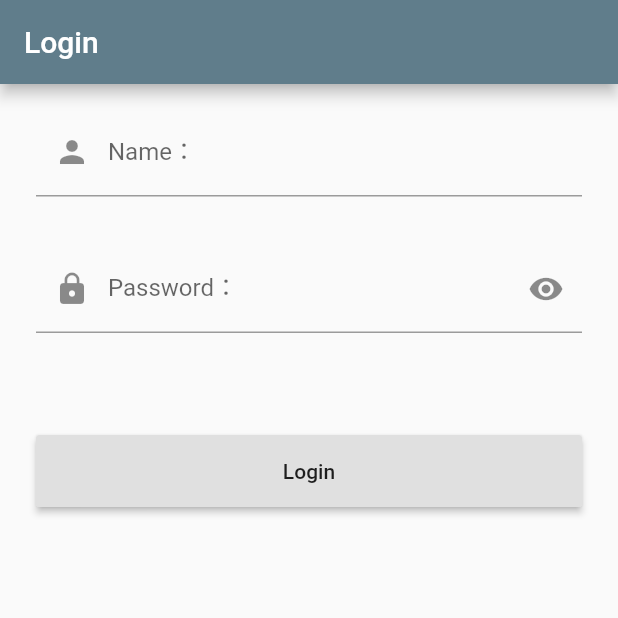
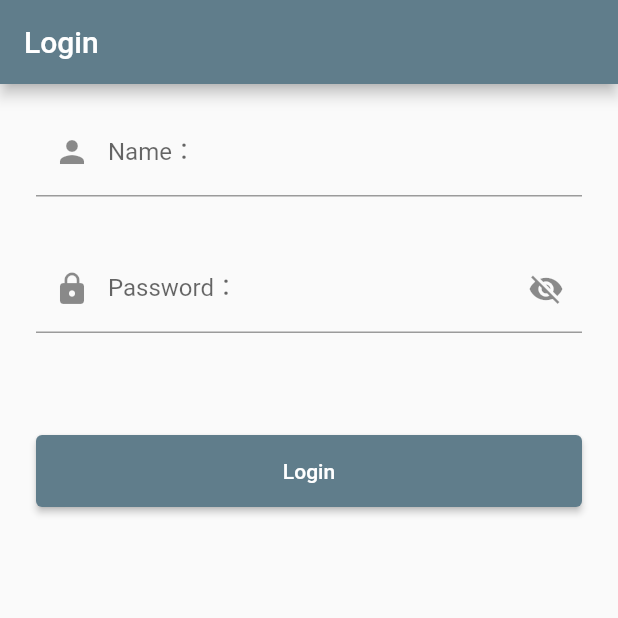
Before and after one commit to explooosion/gitme-learn, a Flutter app: the screen it shows after launch, after a tap on "Login", on a phone screen of 412 x 824 dp, the top half of it. Run offline on Flutter 3.47's test engine with Material 2 defaults, Android fonts, the light colour scheme and no system bars; drawn by our look-alikes of flutter_progress_hud; network calls fail.

Commit message:
Update login page

```diff
--- a/lib/main.dart
+++ b/lib/main.dart
@@ -11,8 +11,10 @@ class MyApp extends StatelessWidget {
   Widget build(BuildContext context) {
     return MaterialApp(
       theme: ThemeData(
-        primarySwatch: Colors.blueGrey,
-      ),
+          primarySwatch: Colors.blueGrey,
+          buttonTheme: ButtonThemeData(
+            textTheme: ButtonTextTheme.primary,
+          )),
       routes: {
         MyAppRoutes.login: (context) => LoginPage(),
         MyAppRoutes.home: (context) => MainPage(),
--- a/lib/pages/login.dart
+++ b/lib/pages/login.dart
@@ -1,11 +1,29 @@
 import 'package:flutter/material.dart';
 import 'package:flutter_progress_hud/flutter_progress_hud.dart';
 
-class LoginPage extends StatelessWidget {
+class LoginPage extends StatefulWidget {
+  @override
+  _LoginPageState createState() => _LoginPageState();
+}
+
+class _LoginPageState extends State<StatefulWidget> {
+  bool isHidden = true;
+
+  void _toggleVisibility() {
+    setState(() {
+      isHidden = !isHidden;
+    });
+  }
+
   @override
   Widget build(BuildContext context) {
     return ProgressHUD(
       backgroundColor: Colors.black87,
+      textStyle: TextStyle(
+        fontSize: 14,
+        color: Colors.white70,
+        decoration: TextDecoration.none,
+      ),
       child: Builder(
         builder: (context) => Scaffold(
           appBar: AppBar(
@@ -27,12 +45,17 @@ class LoginPage extends StatelessWidget {
               Container(
                 padding: EdgeInsets.symmetric(horizontal: 24, vertical: 16),
                 child: TextField(
-                  decoration: const InputDecoration(
+                  decoration: InputDecoration(
                     prefixIcon: Icon(Icons.lock),
-                    suffixIcon: Icon(Icons.remove_red_eye),
+                    suffixIcon: IconButton(
+                      icon: Icon(
+                          isHidden ? Icons.visibility_off : Icons.visibility),
+                      onPressed: _toggleVisibility,
+                    ),
                     labelText: 'Password：',
                     hintText: 'Your github account password',
                   ),
+                  obscureText: isHidden,
                 ),
               ),
               SizedBox(height: 52),
@@ -44,6 +67,8 @@ class LoginPage extends StatelessWidget {
                   onPressed: () {
                     final progress = ProgressHUD.of(context);
                     progress.showWithText('Loading...');
+                    FocusScope.of(context).unfocus();
+
                     Future.delayed(Duration(seconds: 2), () {
                       Navigator.pushReplacementNamed(context, "/home");
                       progress.dismiss();
```
